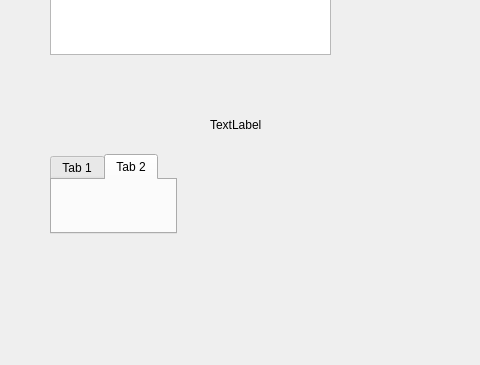
The window that Qt/RegionGrowing/src/viewer.ui (colddie/MICA) describes before a commit, drawn with Qt 5; both pictures show x 0 to 480 and y 235 to 600 of the 800 by 600 pixel window.
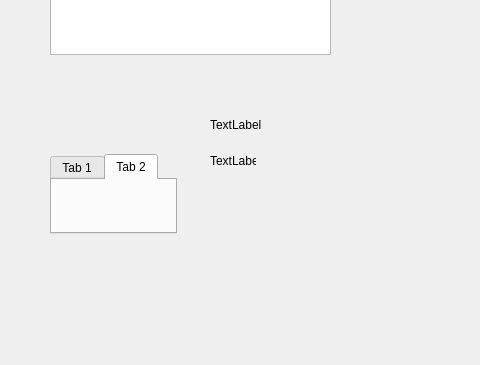
The same window after the commit. Custom widgets are drawn as their Qt base class.

```diff
--- a/Qt/RegionGrowing/src/viewer.ui
+++ b/Qt/RegionGrowing/src/viewer.ui
@@ -101,6 +101,19 @@
      <string>PushButton</string>
     </property>
    </widget>
+   <widget class="QLabel" name="label_2">
+    <property name="geometry">
+     <rect>
+      <x>210</x>
+      <y>370</y>
+      <width>46</width>
+      <height>13</height>
+     </rect>
+    </property>
+    <property name="text">
+     <string>TextLabel</string>
+    </property>
+   </widget>
   </widget>
   <widget class="QMenuBar" name="menubar">
    <property name="geometry">
```
